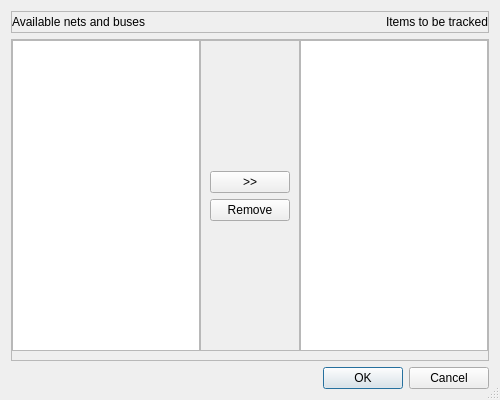
Above: src/DialogEditWatchlist.ui from gdevic/Z80Explorer before the change. Below: the same form after it.
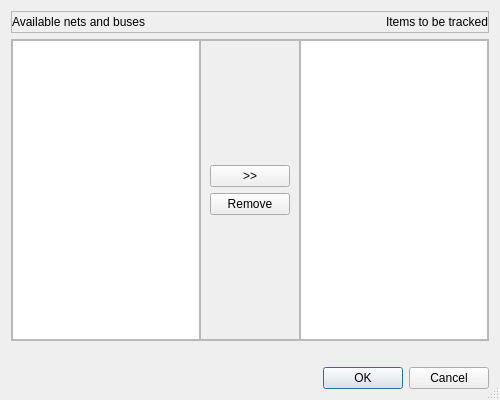
That is the form after the change.

Commit message: Watchlist to show bus nets

What changed in the file:
```diff
--- a/src/DialogEditWatchlist.ui
+++ b/src/DialogEditWatchlist.ui
@@ -86,6 +86,9 @@
       <property name="rightMargin">
        <number>0</number>
       </property>
+      <property name="bottomMargin">
+       <number>0</number>
+      </property>
       <property name="spacing">
        <number>0</number>
       </property>
@@ -161,6 +164,16 @@
      </layout>
     </widget>
    </item>
+   <item>
+    <widget class="QLabel" name="labelNets">
+     <property name="text">
+      <string/>
+     </property>
+     <property name="alignment">
+      <set>Qt::AlignRight|Qt::AlignTrailing|Qt::AlignVCenter</set>
+     </property>
+    </widget>
+   </item>
    <item>
     <widget class="QDialogButtonBox" name="buttonBox">
      <property name="orientation">
```
The commit also changes 2 other files.
